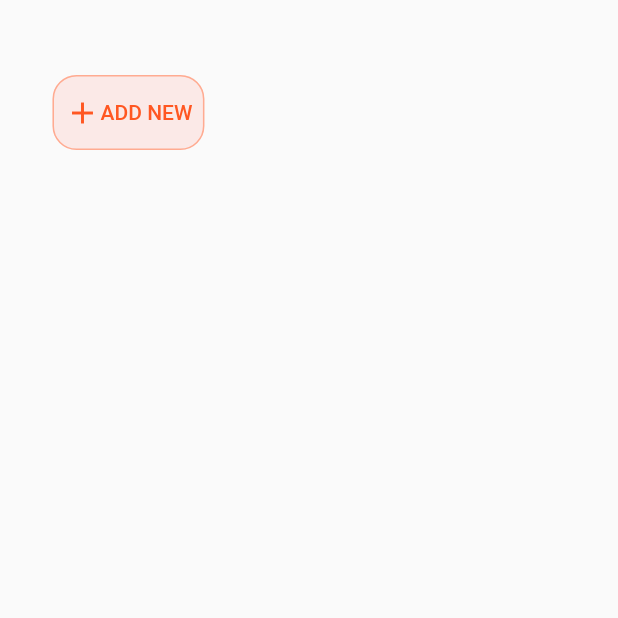
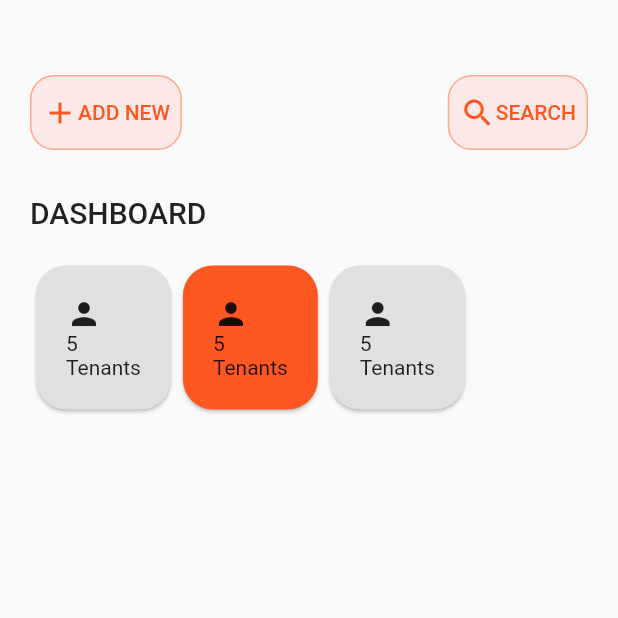
Before and after one commit to maqamylee0/Agreements, a Flutter app: the screen it shows once a user with an empty profile is signed in, on a phone screen of 412 x 824 dp, the top half of it. Run offline on Flutter 3.47's test engine with Material 2 defaults, Android fonts, the phone set to English and light mode, and no system bars; our stand-ins replace email_validator, firebase_auth, firebase_core; missing offline and left inert: dart:js; accounts and stored records are empty.

Commit message:
dashboard

```diff
--- a/tenant_bureau/lib/home.dart
+++ b/tenant_bureau/lib/home.dart
@@ -15,14 +15,15 @@ class _HomePageState extends State<HomePage> {
 
 
       body: Container(
-        padding: const EdgeInsets.only(left: 35, top: 50),
+        padding: const EdgeInsets.only(left: 20, top: 50,right: 20),
 
 
         child:Column(
 
-
+         crossAxisAlignment: CrossAxisAlignment.start,
         children: [
           Row(
+            mainAxisAlignment: MainAxisAlignment.spaceBetween,
             children: [
               SizedBox(
                 height: 50,
@@ -52,10 +53,113 @@ class _HomePageState extends State<HomePage> {
                         ],
                       )
                   )
+              ),
+              SizedBox(
+                  height: 50,
+                  child:
+                  TextButton(
+
+
+                      onPressed:(){onPressed();},
+                      style: ButtonStyle(
+                          foregroundColor: MaterialStateProperty.all<Color>(Colors.deepOrange),
+                          backgroundColor:MaterialStateProperty.all<Color>(Colors.deepOrange.shade50) ,
+
+                          shape: MaterialStateProperty.all<RoundedRectangleBorder>(
+                              RoundedRectangleBorder(
+                                borderRadius: BorderRadius.circular(16.0),
+                                side:  BorderSide(color: Colors.deepOrange.shade200),
+
+                              )
+                          )
+                      ),
+
+                      child: Row(
+                        mainAxisAlignment: MainAxisAlignment.spaceAround,
+                        children: const [
+                          Icon(Icons.search),
+                          Text("SEARCH")
+                        ],
+                      )
+                  )
               )
 
             ],
-          )
+          ),
+          const SizedBox(height: 30),
+          Text("DASHBOARD",style: Theme.of(context).textTheme.headline6),
+          const SizedBox(height: 20),
+
+          SingleChildScrollView(
+            scrollDirection: Axis.horizontal,
+            child:
+
+          Row(
+            mainAxisAlignment: MainAxisAlignment.spaceAround,
+            children:  [
+                Card(
+                shape: RoundedRectangleBorder(
+                  borderRadius: BorderRadius.circular(20.0),
+                ),
+                shadowColor: Colors.black,
+                color: Colors.grey.shade300,
+                child: Padding(
+                  padding: const EdgeInsets.all(20),
+                  child: Column(
+                    crossAxisAlignment: CrossAxisAlignment.start,
+                    children: const [
+                      Icon(Icons.person),
+                      Text("5"),
+                      Text("Tenants")
+                    ],
+                  ),
+                )
+              ),
+              Card(
+                  shape: RoundedRectangleBorder(
+                    borderRadius: BorderRadius.circular(20.0),
+                  ),
+                  shadowColor: Colors.black,
+                  color: Colors.deepOrange.shade500,
+                  child: Padding(
+                    padding: EdgeInsets.all(20),
+                    child: Column(
+                      crossAxisAlignment: CrossAxisAlignment.start,
+
+                      children: const [
+                        Icon(Icons.person),
+                        Text("5"),
+                        Text("Tenants")
+                      ],
+                    ),
+                  )
+              ),
+
+              Card(
+                  shape: RoundedRectangleBorder(
+                    borderRadius: BorderRadius.circular(20.0),
+                  ),
+                  shadowColor: Colors.black,
+                  color: Colors.grey.shade300,
+                  child: Padding(
+                    padding: EdgeInsets.all(20),
+                    child: Column(
+                      crossAxisAlignment: CrossAxisAlignment.start,
+
+                      children: const [
+                        Icon(Icons.person),
+                        Text("5"),
+                        Text("Tenants")
+                      ],
+                    ),
+                  )
+              )
+
+
+            ],
+          )),
+          const SizedBox(height: 20),
+
         ],
 
       ))
```
